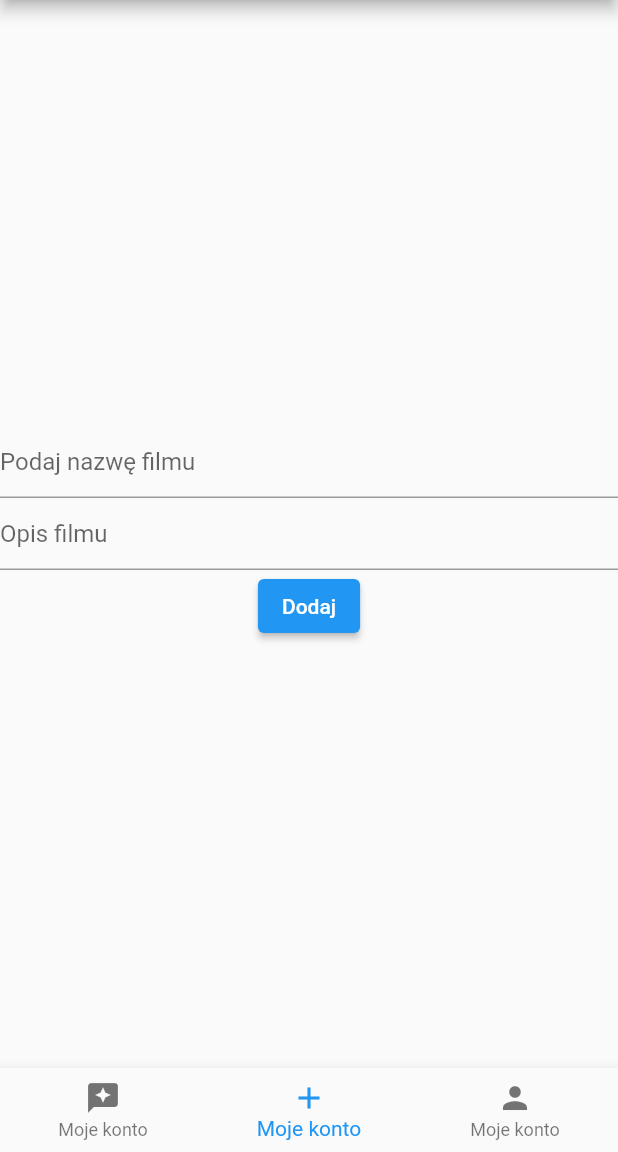
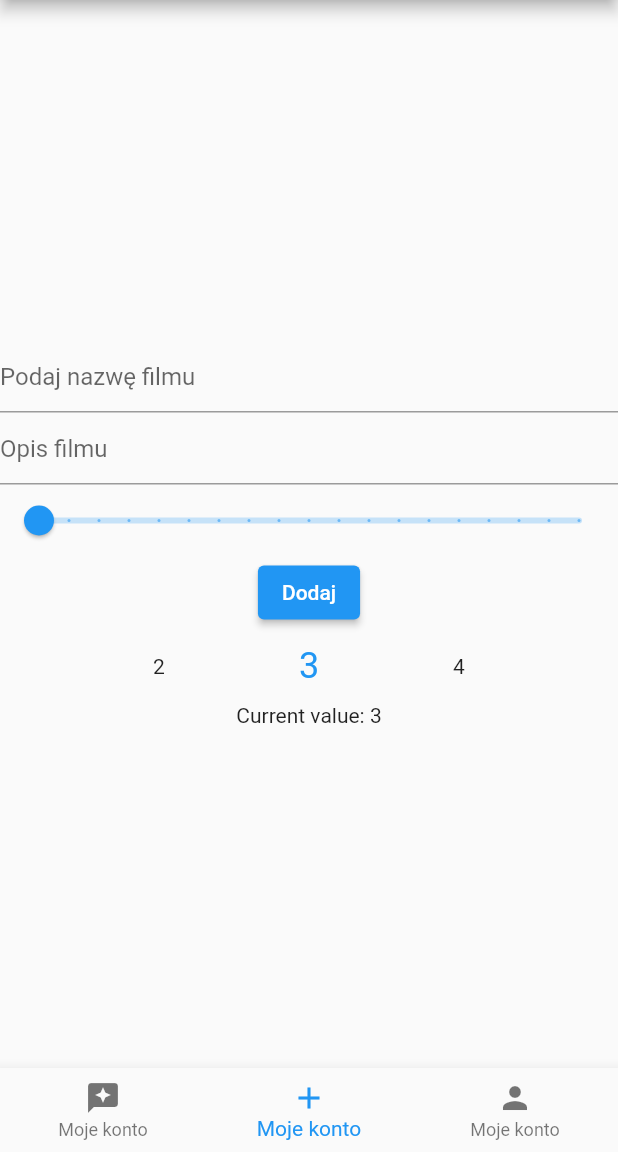
Before and after one commit to dawidzielenczuk/disney_plus, a Flutter app: the screen it shows once a user with an empty profile is signed in, item 2 of the bottom bar chosen, after a tap on "Dodaj", on a phone screen of 412 x 824 dp, the part 84-1236 px from its top. Run offline on Flutter 3.47's test engine with Material 2 defaults, Android fonts, the phone set to English and light mode, and no system bars; drawn by our look-alikes of numberpicker; our stand-ins replace cloud_firestore, firebase_auth, firebase_core; accounts and stored records are empty.

Commit message:
Order movies with number add

```diff
--- a/lib/app/home/add_movie/add_movies_page.dart
+++ b/lib/app/home/add_movie/add_movies_page.dart
@@ -1,5 +1,6 @@
 import 'package:cloud_firestore/cloud_firestore.dart';
 import 'package:flutter/material.dart';
+import 'package:numberpicker/numberpicker.dart';
 
 class AddMoviesPage extends StatefulWidget {
   const AddMoviesPage({
@@ -13,7 +14,8 @@ class AddMoviesPage extends StatefulWidget {
 class _AddMoviesPageState extends State<AddMoviesPage> {
   var moviesName = '';
   var descriptionName = '';
-
+  var rating = 1.0;
+  int currentValue = 3;
   @override
   Widget build(BuildContext context) {
     return Center(
@@ -40,17 +42,37 @@ class _AddMoviesPageState extends State<AddMoviesPage> {
               });
             },
           ),
+          Slider(
+            value: rating,
+            onChanged: (newValue) {
+              setState(() {
+                rating = newValue;
+              });
+            },
+            min: 1.0,
+            max: 10.0,
+            divisions: 18,
+            label: rating.toString(),
+          ),
           ElevatedButton(
             onPressed: () {
               FirebaseFirestore.instance.collection('movies').add({
                 'name': moviesName,
                 'description': descriptionName,
-                'rating': 3.5,
-                'position': 2,
+                'rating': rating,
+                'position': currentValue,
               });
             },
             child: Text('Dodaj'),
           ),
+          NumberPicker(
+            axis: Axis.horizontal,
+            value: currentValue,
+            minValue: 0,
+            maxValue: 100,
+            onChanged: (newValue) => setState(() => currentValue = newValue),
+          ),
+          Text('Current value: $currentValue'),
         ],
       ),
     );
--- a/lib/app/home/movies_disney/movies_page.dart
+++ b/lib/app/home/movies_disney/movies_page.dart
@@ -9,7 +9,10 @@ class MoviesPage extends StatelessWidget {
   @override
   Widget build(BuildContext context) {
     return StreamBuilder<QuerySnapshot<Map<String, dynamic>>>(
-        stream: FirebaseFirestore.instance.collection('movies').snapshots(),
+        stream: FirebaseFirestore.instance
+            .collection('movies')
+            .orderBy('position')
+            .snapshots(),
         builder: (context, snapshot) {
           if (snapshot.hasError) {
             return const Center(child: Text('Something went wrong'));
--- a/pubspec.yaml
+++ b/pubspec.yaml
@@ -37,6 +37,7 @@ dependencies:
   firebase_core: ^1.21.1
   firebase_auth: ^3.7.0
   cloud_firestore: ^3.4.6
+  numberpicker: ^2.1.1
 
 dev_dependencies:
   flutter_test:
```
Also changed, not shown: pubspec.lock.
